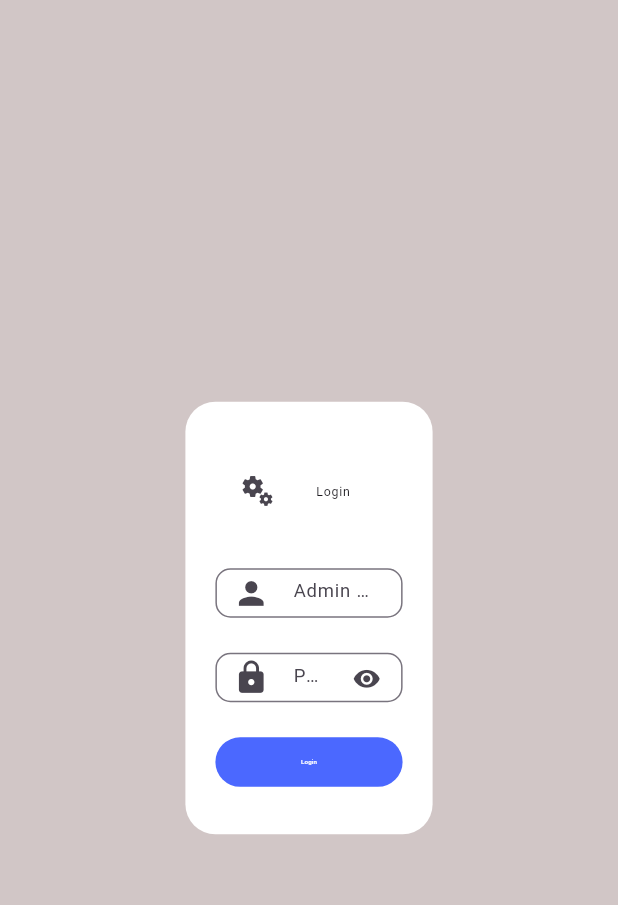
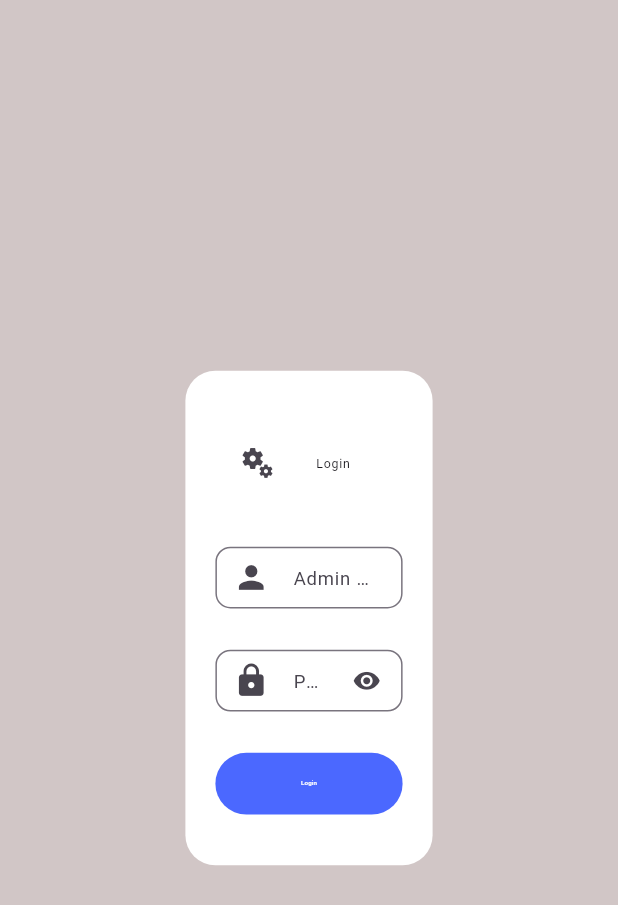
Before and after one commit to salahiften31/untitled6, a Flutter app: the screen it shows after launch, on a phone screen of 412 x 824 dp. Shown: the top 905 px of the screen. Run offline on Flutter 3.47's test engine with Material 3 defaults, Android fonts, the light colour scheme and no system bars; our stand-ins replace cloud_firestore, firebase_core, fl_chart, supabase_flutter; accounts and stored records are empty.

Commit message:
debut_back

```diff
--- a/lib/home.dart
+++ b/lib/home.dart
@@ -1,5 +1,5 @@
 import 'package:flutter/material.dart';
-
+import 'package:cloud_firestore/cloud_firestore.dart';
 
 class Home extends StatefulWidget {
   const Home({super.key});
@@ -9,11 +9,40 @@ class Home extends StatefulWidget {
 }
 
 class _HomeState extends State<Home> {
-  bool _isPasswordVisible = false; // Toggle password visibility
+  bool _isPasswordVisible = false;
+  final TextEditingController adcodeController = TextEditingController();
+  final TextEditingController passwordController = TextEditingController();
+  String? errorMessage;
+
+  Future<void> loginAdmin() async {
+    setState(() {
+      errorMessage = null;
+    });
+
+    try {
+      final querySnapshot = await FirebaseFirestore.instance
+          .collection('Admin')
+          .where('adcode', isEqualTo: adcodeController.text.trim())
+          .where('passw', isEqualTo: passwordController.text.trim())
+          .get();
+
+      if (querySnapshot.docs.isNotEmpty) {
+        Navigator.of(context).pushNamed("dashb");
+      } else {
+        setState(() {
+          errorMessage = "Invalid admin code or password.";
+        });
+      }
+    } catch (e) {
+      setState(() {
+        errorMessage = "An error occurred. Please try again.";
+      });
+
+    }
+  }
 
   @override
   Widget build(BuildContext context) {
-    // ✅ Get screen width & height using MediaQuery
     double screenWidth = MediaQuery.of(context).size.width;
     double screenHeight = MediaQuery.of(context).size.height;
 
@@ -21,8 +50,8 @@ class _HomeState extends State<Home> {
       backgroundColor: const Color.fromARGB(255, 209, 198, 198),
       body: Center(
         child: Container(
-          width: screenWidth * 0.4, // ✅ Responsive width (60% of screen width)
-          height: screenHeight * 0.35, // ✅ Responsive height (50% of screen height)
+          width: screenWidth * 0.4,
+          height: screenHeight * 0.4,
           padding: const EdgeInsets.all(20),
           decoration: BoxDecoration(
             borderRadius: BorderRadius.circular(20),
@@ -31,29 +60,36 @@ class _HomeState extends State<Home> {
           child: Column(
             mainAxisAlignment: MainAxisAlignment.spaceAround,
             children: [
-              // Header
               ListTile(
-                leading: Icon(Icons.miscellaneous_services_outlined),
+                leading: const Icon(Icons.miscellaneous_services_outlined),
                 title: Center(
                   child: Text(
                     "Login",
-                    style: TextStyle(fontSize: screenWidth * 0.02), // ✅ Responsive font size
+                    style: TextStyle(fontSize: screenWidth * 0.02),
                   ),
                 ),
               ),
 
+              if (errorMessage != null)
+                Text(
+                  errorMessage!,
+                  style: TextStyle(
+                    color: Colors.red,
+                    fontWeight: FontWeight.bold,
+                    fontSize: screenHeight * 0.015,
+                  ),
+                ),
+
               // Admin Code Field
               SizedBox(
                 width: screenWidth * 0.4,
-                height: screenHeight * 0.04, // ✅ Responsive width
+                height: screenHeight * 0.05,
                 child: TextField(
+                  controller: adcodeController,
                   decoration: InputDecoration(
                     hintText: "Admin code",
-                    hintStyle: TextStyle(
-fontSize: screenHeight*0.015
-
-                    ),
-                    prefixIcon: Icon(Icons.person,size: screenHeight *0.03,),
+                    hintStyle: TextStyle(fontSize: screenHeight * 0.015),
+                    prefixIcon: Icon(Icons.person, size: screenHeight * 0.03),
                     border: OutlineInputBorder(
                       borderRadius: BorderRadius.circular(10),
                     ),
@@ -64,26 +100,25 @@ fontSize: screenHeight*0.015
               // Password Field
               SizedBox(
                 width: screenWidth * 0.4,
-                height: screenHeight * 0.04, // ✅ Responsive width
+                height: screenHeight * 0.05,
                 child: TextField(
+                  controller: passwordController,
                   obscureText: !_isPasswordVisible,
                   decoration: InputDecoration(
                     hintText: "Password",
-                                        hintStyle: TextStyle(
-fontSize: screenHeight*0.015
-
-                    ),
-                    prefixIcon: Icon(Icons.lock,size: screenHeight *0.03,), // Changed icon for better UX
+                    hintStyle: TextStyle(fontSize: screenHeight * 0.015),
+                    prefixIcon: Icon(Icons.lock, size: screenHeight * 0.03),
                     suffixIcon: IconButton(
-
                       onPressed: () {
                         setState(() {
                           _isPasswordVisible = !_isPasswordVisible;
                         });
                       },
                       icon: Icon(
-                        _isPasswordVisible ? Icons.visibility_off : Icons.visibility,
-                        size: screenHeight *0.023,
+                        _isPasswordVisible
+                            ? Icons.visibility_off
+                            : Icons.visibility,
+                        size: screenHeight * 0.023,
                       ),
                     ),
                     border: OutlineInputBorder(
@@ -95,23 +130,19 @@ fontSize: screenHeight*0.015
 
               // Login Button
               Container(
-                width: screenWidth * 0.4, // ✅ Responsive width
-                height: screenHeight * 0.04, // ✅ Responsive height
+                width: screenWidth * 0.4,
+                height: screenHeight * 0.05,
                 decoration: BoxDecoration(
                   borderRadius: BorderRadius.circular(100),
-                  color: Color(0xFF4b68ff),
+                  color: const Color(0xFF4b68ff),
                 ),
                 child: MaterialButton(
-                  onPressed: () {
-                    setState(() {
-                      Navigator.of(context).pushNamed("dashb");
-                    });
-                  },
+                  onPressed: loginAdmin,
                   child: Text(
                     "Login",
                     style: TextStyle(
                       color: Colors.white,
-                      fontSize: screenWidth * 0.010, // ✅ Responsive font size
+                      fontSize: screenWidth * 0.010,
                     ),
                   ),
                 ),
```
Also changed, not shown: lib/admin.dart (+30 -17 lines), pubspec.lock.
